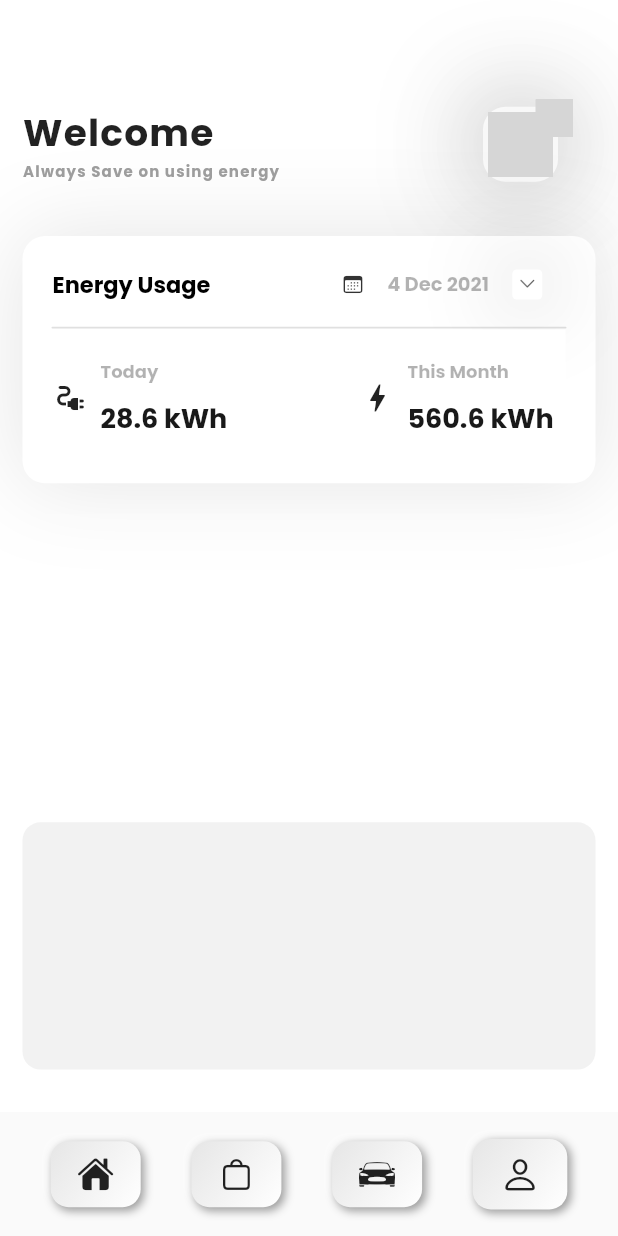
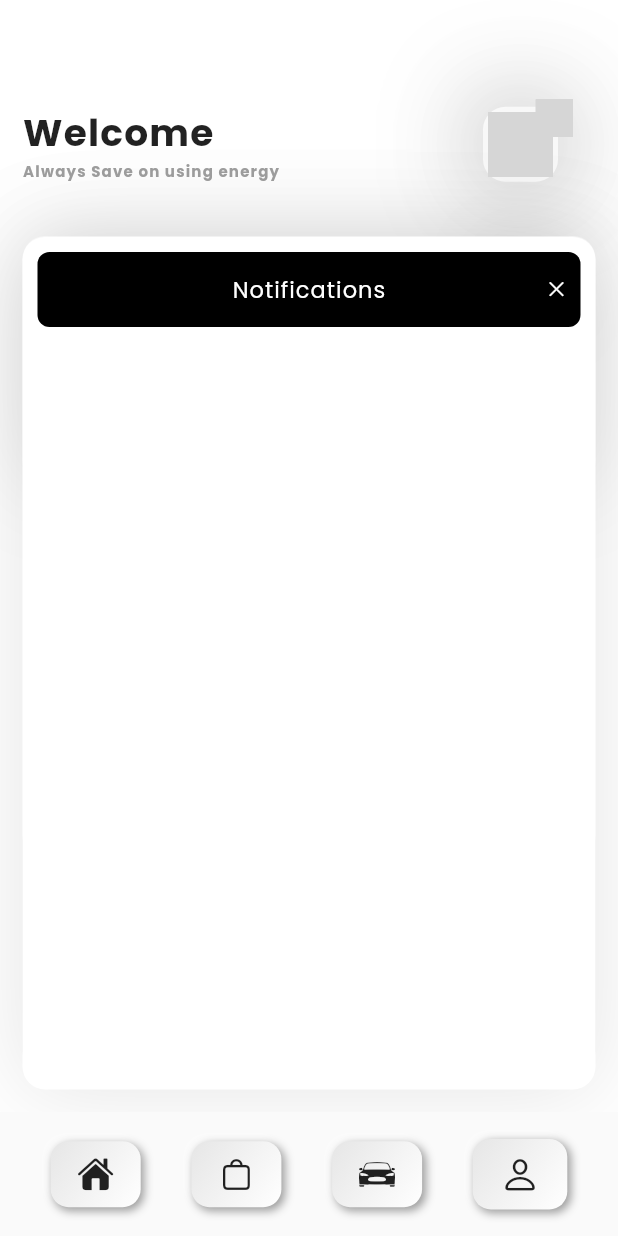
Before and after one commit to amalnathm7/Quark, a Flutter app: the screen it shows once a user with an empty profile is signed in, on a phone screen of 412 x 824 dp. Run offline on Flutter 3.47's test engine with Material 2 defaults, Android fonts, the phone set to English and light mode, and no system bars; drawn by our look-alikes of flutter_neumorphic; our stand-ins replace firebase_auth, firebase_core, google_fonts, lottie; accounts and stored records are empty; network calls fail; grey boxes are pictures that could not be loaded.

Commit message:
ui changes in home page

```diff
--- a/lib/main_screen/home_page/home.dart
+++ b/lib/main_screen/home_page/home.dart
@@ -13,7 +13,7 @@ class HomePage extends StatefulWidget {
 
 class _HomePageState extends State<HomePage> {
 
-
+  bool notiClick = false;
 
 
   @override
@@ -28,7 +28,9 @@ class _HomePageState extends State<HomePage> {
         physics: const BouncingScrollPhysics(),
         child: Padding(
           padding: const EdgeInsets.only(left: 15,right: 15,top: 55),
-          child: Column(
+          child: Stack(
+            children: [
+              Column(
                 crossAxisAlignment: CrossAxisAlignment.center,
                 mainAxisAlignment: MainAxisAlignment.start,
                 children: [
@@ -80,7 +82,11 @@ class _HomePageState extends State<HomePage> {
                                   crossAxisAlignment: CrossAxisAlignment.center,
                                   children: [
                                     InkWell(
-
+                                      onTap:(){
+                                        setState(() {
+                                          notiClick = true;
+                                        });
+                                      },
                                       child: Container(
                                         height: 50,
                                         width:50,
@@ -90,7 +96,7 @@ class _HomePageState extends State<HomePage> {
                                           color: Colors.white,
                                           boxShadow: [
                                             BoxShadow(
-                                          color: Colors.black.withOpacity(.3),
+                                              color:  Colors.black.withOpacity(.3),
                                               blurRadius: 60,
                                               spreadRadius: 1,
 
@@ -152,6 +158,12 @@ class _HomePageState extends State<HomePage> {
                     ),
                   ),
 
+
+
+
+
+
+
                   Padding(
                     padding: const EdgeInsets.only(top: 20.0),
                     child: Container(
@@ -162,7 +174,7 @@ class _HomePageState extends State<HomePage> {
                         borderRadius: BorderRadius.circular(15),
                         boxShadow: [
                           BoxShadow(
-                        color: Colors.black.withOpacity(.1),
+                            color: notiClick?Colors.transparent:Colors.black.withOpacity(.1),
                             spreadRadius: 1,
                             blurRadius: 50,
                           ),
@@ -339,6 +351,89 @@ class _HomePageState extends State<HomePage> {
                       borderRadius: BorderRadius.circular(12),
                     ),
                   ),
+
+                ],
+              ),
+
+              Padding(
+                padding: EdgeInsets.only(top:screenHeight/8,),
+                child: Column(
+                  children: [
+                    AnimatedContainer(
+
+                        duration: const Duration(seconds: 1),
+                      curve: Curves.fastLinearToSlowEaseIn,
+                      height: notiClick?0:screenHeight/1.45,
+                      width: screenWidth,
+                      decoration: BoxDecoration(
+                        color: Colors.white,
+                        borderRadius: BorderRadius.circular(15),
+                        boxShadow: [
+                          BoxShadow(
+                            color: Colors.black.withOpacity(.1),
+                            spreadRadius: 1,
+                            blurRadius: 50,
+                          ),
+                        ],
+                      ),
+                      child: SingleChildScrollView(
+                        physics: const BouncingScrollPhysics(),
+                        child: Padding(
+                          padding: const EdgeInsets.all(10.0),
+                          child: Column(
+                            children: [
+                              Container(
+                                height: 50,
+                                width: screenWidth/1.1,
+                                decoration: BoxDecoration(
+                                  color: Colors.black,
+                                  borderRadius: BorderRadius.circular(8),
+                                ),
+                                child: Row(
+                                  mainAxisAlignment: MainAxisAlignment.spaceEvenly,
+                                  crossAxisAlignment: CrossAxisAlignment.center,
+                                  children:  [
+                                    Container(
+                                      width: screenWidth/3.5,
+                                    ),
+                                    const Text("Notifications",style: TextStyle(
+                                     // fontWeight: FontWeight.bold,
+                                      color: Colors.white,
+                                      fontSize: 15,
+                                      letterSpacing: .7
+                                    ),),
+
+                                    SizedBox(
+                                      width: screenWidth/3.5,
+                                      child: Row(
+                                        mainAxisAlignment: MainAxisAlignment.end,
+                                        children: [
+                                          InkWell(
+                                            onTap:(){
+                                              setState(() {
+                                                notiClick = false;
+                                              });
+                                            },
+                                            child: const SizedBox(
+                                              height: 20,
+                                              width: 20,
+                                              child: Icon(CupertinoIcons.clear,color: Colors.white,size: 14,),
+                                            ),
+                                          )
+                                        ],
+                                      ),
+                                    ),
+                                  ],
+                                ),
+                              ),
+                            ],
+                          ),
+                        ),
+                      ),
+                    ),
+                  ],
+                ),
+              ),
             ],
           ),
         ),
```
Lines whose indentation alone changed are shown as unchanged.
